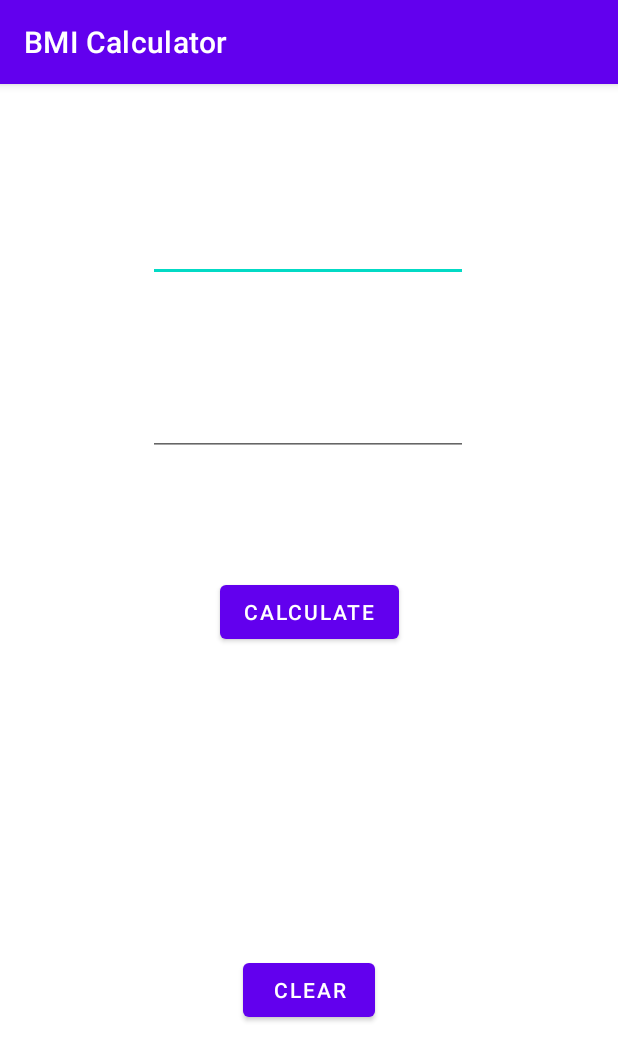
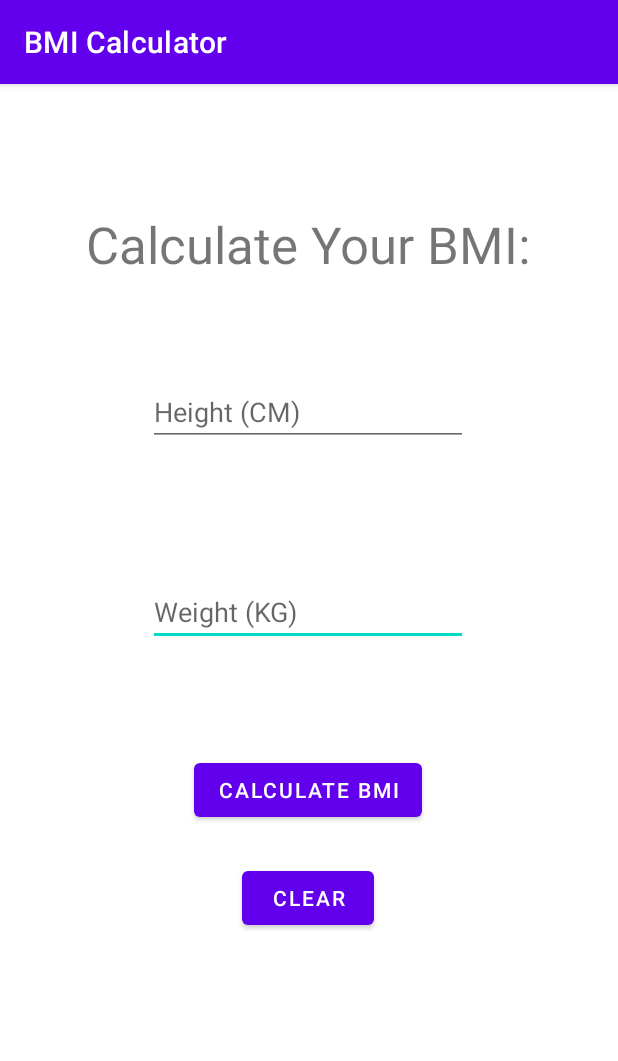
Before and after one commit to s00212257/AndroidStudioProjects, an Android app: the screen it shows after launch (MainActivity), on a phone screen of 412 x 824 dp. Shown: the top 1061 px of the screen. Run offline under Robolectric (Android 15) with nearby library versions, the phone set to English and light mode, and no system bars.

Commit message:
BMI Calc 90% Progress

```diff
--- a/BMICalculator/app/src/main/java/com/example/bmicalculator/MainActivity.java
+++ b/BMICalculator/app/src/main/java/com/example/bmicalculator/MainActivity.java
@@ -4,50 +4,63 @@ import androidx.appcompat.app.AppCompatActivity;
 
 import android.content.Intent;
 import android.os.Bundle;
-import android.text.Editable;
 import android.view.View;
 import android.widget.Button;
 import android.widget.EditText;
+import android.widget.Toast;
+
 
 public class MainActivity extends AppCompatActivity {
 
-    Button calcBMI = findViewById(R.id.btnCalc);
-    Button clearInputs = findViewById(R.id.btnClear);
-    EditText inputWeight = findViewById(R.id.etWeight);
-    EditText inputHeight = findViewById(R.id.etHeight);
+    Button btnCalc;
+    Button btnClear;
+    EditText etHeight;
+    EditText etWeight;
+    double dHeight;
+    double dWeight;
+    double BMI;
 
     @Override
     protected void onCreate(Bundle savedInstanceState) {
         super.onCreate(savedInstanceState);
         setContentView(R.layout.activity_main);
 
-        calcBMI.setOnClickListener(new View.OnClickListener() {
+        Button btnCalc = findViewById(R.id.btnCalc);
+        Button btnClear = findViewById(R.id.btnClear);
+        EditText etHeight = findViewById(R.id.etHeight);
+        EditText etWeight = findViewById(R.id.etWeight);
+
+        btnClear.setOnClickListener(new View.OnClickListener() {
             @Override
             public void onClick(View view) {
+                etHeight.setText("");
+                etWeight.setText("");
             }
         });
 
-        clearInputs.setOnClickListener(new View.OnClickListener() {
+        btnCalc.setOnClickListener(new View.OnClickListener() {
             @Override
             public void onClick(View view) {
-                clearInputs();
+                try {
+                    dHeight = Double.parseDouble(etHeight.getText().toString());
+                    dWeight = Double.parseDouble(etWeight.getText().toString());
+                } catch (Exception e) {
+
+                }
+                //Height is over 80cm and under 300cm && weight is over 20kg and under 200kg
+                if (dHeight > 80 && dWeight > 20 && dHeight < 300 && dWeight < 200) {
+                    //BMI = weight (kg) ÷ height*2 (meters)
+                    //weight KG / ((height CM /100) *2)
+                    BMI = dWeight / ((dHeight / 100 )*2);
+                    Intent i = new Intent(MainActivity.this, MainActivity2.class);
+                    i.putExtra("BMI", BMI);
+                    MainActivity.this.startActivity(i);
+                    etHeight.setText("");
+                    etWeight.setText("");
+                } else {
+                    Toast.makeText(getApplicationContext(), "Check your inputs!", Toast.LENGTH_LONG).show();
+                }
             }
         });
     }
-
-    public void clearInputs(){
-        inputWeight.setText(0);
-        inputHeight.setText(0);
-    }
-
-    public double calcBMI(){
-        double weight = Double.parseDouble(String.valueOf(inputWeight.getText()));
-        double height = Double.parseDouble(String.valueOf(inputHeight.getText()));
-
-        return weight/(height*height);
-    }
-
-    public void displayBMI(double bmi){
-
-    }
 }
--- a/BMICalculator/app/src/main/res/layout/activity_main.xml
+++ b/BMICalculator/app/src/main/res/layout/activity_main.xml
@@ -6,27 +6,40 @@
     android:layout_height="match_parent"
     tools:context=".MainActivity">
 
+    <TextView
+        android:id="@+id/textView"
+        android:layout_width="wrap_content"
+        android:layout_height="wrap_content"
+        android:text="Calculate Your BMI:"
+        android:textSize="34sp"
+        app:layout_constraintBottom_toBottomOf="parent"
+        app:layout_constraintEnd_toEndOf="parent"
+        app:layout_constraintHorizontal_bias="0.498"
+        app:layout_constraintStart_toStartOf="parent"
+        app:layout_constraintTop_toTopOf="parent"
+        app:layout_constraintVertical_bias="0.116" />
+
     <EditText
         android:id="@+id/etWeight"
         android:layout_width="wrap_content"
         android:layout_height="wrap_content"
-        android:layout_marginTop="84dp"
+        android:layout_marginTop="88dp"
         android:ems="10"
+        android:hint="Weight (KG)"
         android:inputType="numberDecimal"
-        android:minHeight="48dp"
         app:layout_constraintEnd_toEndOf="parent"
         app:layout_constraintHorizontal_bias="0.497"
         app:layout_constraintStart_toStartOf="parent"
-        app:layout_constraintTop_toTopOf="parent" />
+        app:layout_constraintTop_toBottomOf="@+id/etHeight" />
 
     <EditText
         android:id="@+id/etHeight"
         android:layout_width="wrap_content"
         android:layout_height="wrap_content"
-        android:layout_marginTop="200dp"
+        android:layout_marginTop="196dp"
         android:ems="10"
+        android:hint="Height (CM)"
         android:inputType="numberDecimal"
-        android:minHeight="48dp"
         app:layout_constraintEnd_toEndOf="parent"
         app:layout_constraintHorizontal_bias="0.497"
         app:layout_constraintStart_toStartOf="parent"
@@ -36,19 +49,22 @@
         android:id="@+id/btnClear"
         android:layout_width="wrap_content"
         android:layout_height="wrap_content"
-        android:layout_marginBottom="140dp"
+        android:layout_marginTop="24dp"
         android:text="Clear"
-        app:layout_constraintBottom_toBottomOf="parent"
         app:layout_constraintEnd_toEndOf="parent"
-        app:layout_constraintStart_toStartOf="parent" />
+        app:layout_constraintHorizontal_bias="0.498"
+        app:layout_constraintStart_toStartOf="parent"
+        app:layout_constraintTop_toBottomOf="@+id/btnCalc" />
 
     <Button
         android:id="@+id/btnCalc"
         android:layout_width="wrap_content"
         android:layout_height="wrap_content"
-        android:layout_marginBottom="392dp"
-        android:text="Calculate"
-        app:layout_constraintBottom_toBottomOf="parent"
+        android:layout_marginTop="72dp"
+        android:text="Calculate BMI"
         app:layout_constraintEnd_toEndOf="parent"
-        app:layout_constraintStart_toStartOf="parent" />
+        app:layout_constraintHorizontal_bias="0.498"
+        app:layout_constraintStart_toStartOf="parent"
+        app:layout_constraintTop_toBottomOf="@+id/etWeight" />
+
 </androidx.constraintlayout.widget.ConstraintLayout>
```
Also changed, not shown: BMICalculator/app/src/main/AndroidManifest.xml (+7 -0 lines), BMICalculator/app/src/main/java/com/example/bmicalculator/MainActivity2.java (added, +45 -0 lines), BMICalculator/app/src/main/res/layout/activity_main2.xml (added, +58 -0 lines), BMICalculator/gradle/wrapper/gradle-wrapper.properties.
